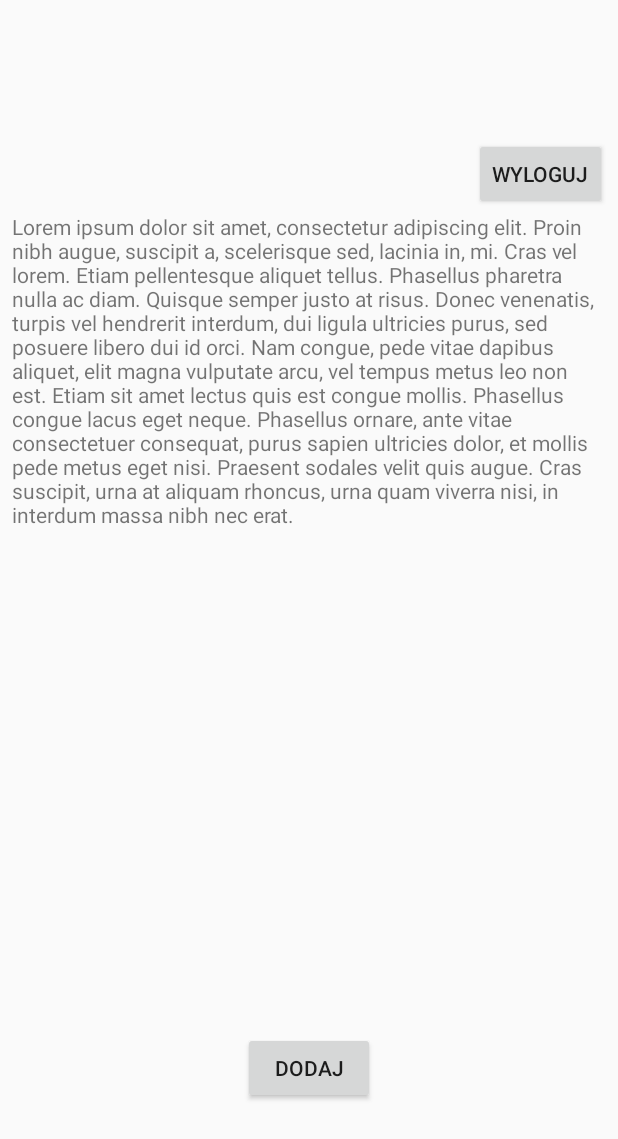
After one commit to KleeKuy/BC_Recognizer, an Android app: the layout activity_logged.xml on its own in the app's theme, with its tools: preview values and no code run, on a phone screen of 412 x 824 dp. The commit adds this screen. Shown: the top 1139 px of the screen. Run offline under Robolectric (Android 15) with nearby library versions, the phone set to English and light mode, and no system bars.

Commit message:
Added Connection and LoggedActivity classes to android client. Client is now able to register and verify user. Fixed a bug in webHandler where small delay could cause connection error. Android client code quality is not good, and whole java code is subject to change

```diff
--- /dev/null
+++ b/Client/app/src/main/res/layout/activity_logged.xml
@@ -0,0 +1,67 @@
+<?xml version="1.0" encoding="utf-8"?>
+<android.support.constraint.ConstraintLayout xmlns:android="http://schemas.android.com/apk/res/android"
+    xmlns:app="http://schemas.android.com/apk/res-auto"
+    xmlns:tools="http://schemas.android.com/tools"
+    android:layout_width="match_parent"
+    android:layout_height="match_parent"
+    tools:context=".LoggedActivity">
+
+    <Button
+        android:id="@+id/logOutButton"
+        android:layout_width="wrap_content"
+        android:layout_height="wrap_content"
+        android:layout_marginStart="316dp"
+        android:layout_marginEnd="7dp"
+        android:layout_marginBottom="132dp"
+        android:text="@string/Logout"
+        app:layout_constraintBottom_toTopOf="@+id/scrollView2"
+        app:layout_constraintEnd_toEndOf="parent"
+        app:layout_constraintStart_toStartOf="parent" />
+
+    <ScrollView
+        android:id="@+id/scrollView2"
+        android:layout_width="395dp"
+        android:layout_height="499dp"
+        android:layout_marginStart="8dp"
+        android:layout_marginTop="1dp"
+        android:layout_marginEnd="8dp"
+        android:clipToPadding="false"
+        android:fillViewport="false"
+        android:scrollbarStyle="outsideInset"
+        app:layout_constraintEnd_toEndOf="parent"
+        app:layout_constraintHorizontal_bias="0.0"
+        app:layout_constraintStart_toStartOf="parent"
+        app:layout_constraintTop_toBottomOf="@+id/logOutButton">
+
+        <LinearLayout
+            android:id="@+id/scrollLayout"
+            android:layout_width="match_parent"
+            android:layout_height="wrap_content"
+            android:orientation="vertical" >
+
+            <TextView
+                android:id="@+id/tv_long"
+                android:layout_width="wrap_content"
+                android:layout_height="match_parent"
+                android:text="@string/SampleText"
+                tools:layout_editor_absoluteX="205dp"
+                tools:layout_editor_absoluteY="8dp"></TextView>
+        </LinearLayout>
+
+    </ScrollView>
+
+    <Button
+        android:id="@+id/addButton"
+        android:layout_width="wrap_content"
+        android:layout_height="wrap_content"
+        android:layout_marginStart="161dp"
+        android:layout_marginTop="47dp"
+        android:layout_marginEnd="162dp"
+        android:layout_marginBottom="88dp"
+        android:text="@string/Add"
+        app:layout_constraintBottom_toBottomOf="parent"
+        app:layout_constraintEnd_toEndOf="parent"
+        app:layout_constraintStart_toStartOf="parent"
+        app:layout_constraintTop_toBottomOf="@+id/scrollView2" />
+
+</android.support.constraint.ConstraintLayout>
--- a/Client/app/src/main/res/layout/content_register.xml
+++ b/Client/app/src/main/res/layout/content_register.xml
@@ -26,6 +26,7 @@
         android:layout_width="wrap_content"
         android:layout_height="48dp"
         android:layout_marginTop="47dp"
+        android:onClick="RegisterRequest"
         android:text="@string/Confirm"
         app:layout_constraintEnd_toEndOf="parent"
         app:layout_constraintHorizontal_bias="0.498"
--- a/Client/app/src/main/res/values/strings.xml
+++ b/Client/app/src/main/res/values/strings.xml
@@ -3,8 +3,8 @@
     <string name="action_settings">Settings</string>
     <string name="RegisterButton">Zarejestruj się</string>
     <string name="RegisterText">Nie masz jeszcze konta?</string>
-    <string name="PasswordHint">Hasło</string>
-    <string name="UsernameHint">Nazwa użytkownika</string>
+    <string name="PasswordHint">pass</string>
+    <string name="UsernameHint">Nazwa</string>
     <string name="LoginButton">Logowanie</string>
     <string name="RepeatPassword">Powtórz hasło</string>
     <string name="MailHint">Adrese email</string>
@@ -12,4 +12,7 @@
     <string name="Confirm">Potwierdź</string>
     <string name="EmailEdit">Podaj adres email</string>
     <string name="PasswordNoMatch">Hasła nie są jednakowe!</string>
+    <string name="Logout">Wyloguj</string>
+    <string name="Add">Dodaj</string>
+    <string name="SampleText">Lorem ipsum dolor sit amet, consectetur adipiscing elit. Proin nibh augue, suscipit a, scelerisque sed, lacinia in, mi. Cras vel lorem. Etiam pellentesque aliquet tellus. Phasellus pharetra nulla ac diam. Quisque semper justo at risus. Donec venenatis, turpis vel hendrerit interdum, dui ligula ultricies purus, sed posuere libero dui id orci. Nam congue, pede vitae dapibus aliquet, elit magna vulputate arcu, vel tempus metus leo non est. Etiam sit amet lectus quis est congue mollis. Phasellus congue lacus eget neque. Phasellus ornare, ante vitae consectetuer consequat, purus sapien ultricies dolor, et mollis pede metus eget nisi. Praesent sodales velit quis augue. Cras suscipit, urna at aliquam rhoncus, urna quam viverra nisi, in interdum massa nibh nec erat.</string>
 </resources>
```
Also changed, not shown: Client/app/src/main/java/com/example/michal/client/Connection.java (added, +116 -0 lines), Client/app/src/main/java/com/example/michal/client/LoggedActivity.java (added, +13 -0 lines), Client/app/src/main/java/com/example/michal/client/RegisterActivity.java (+33 -3 lines), 1 other file.
